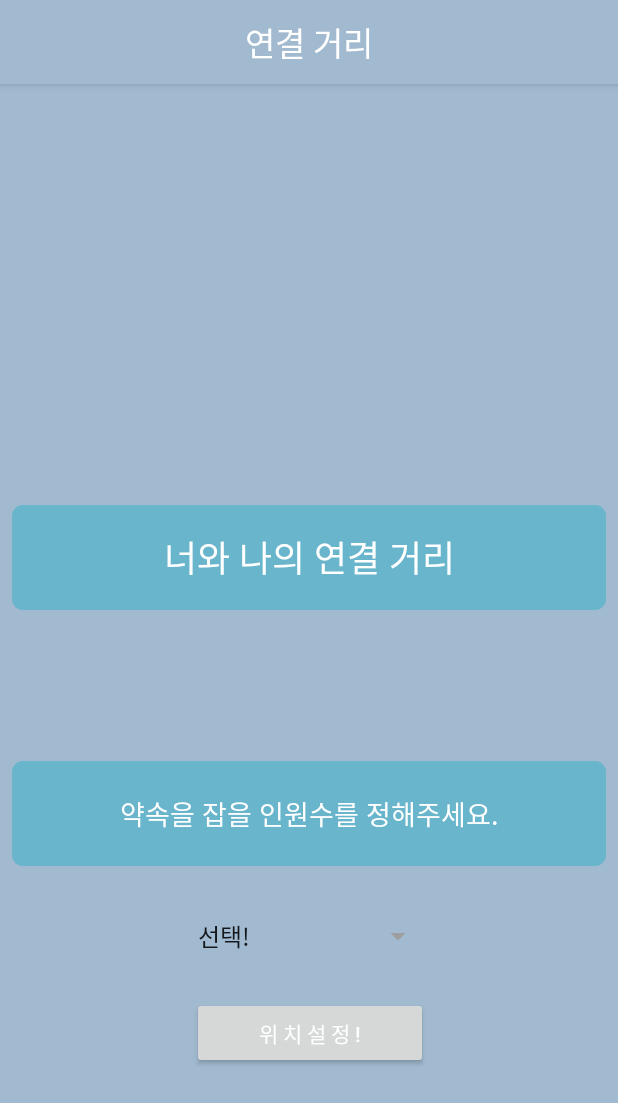
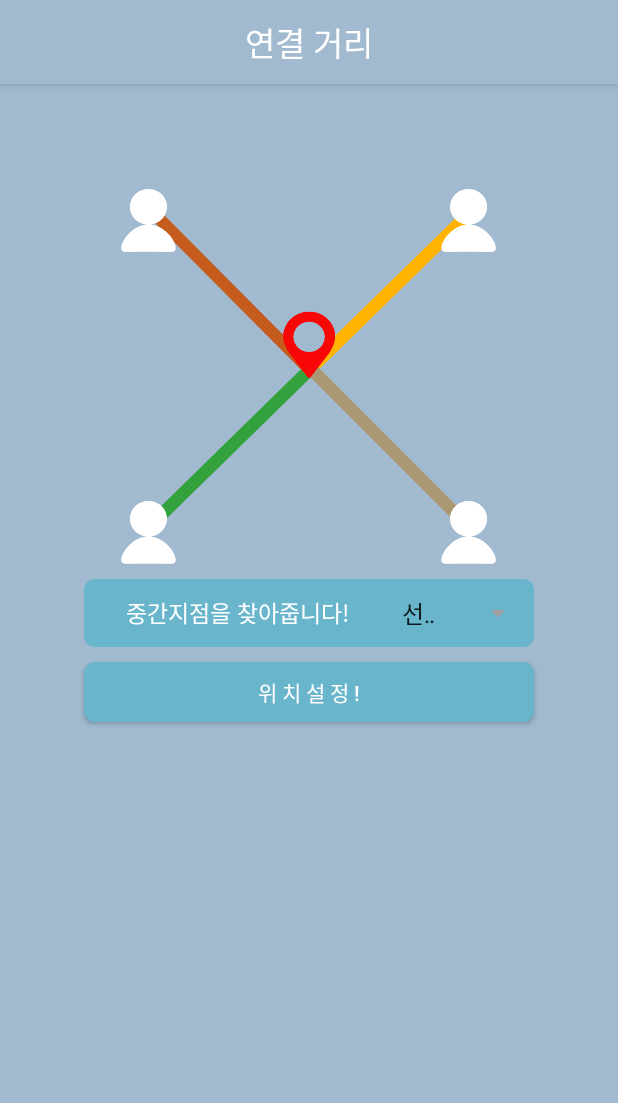
Before and after one commit to ehaken95/Center_Android, an Android app: the screen it shows after launch (MainActivity), on a phone screen of 412 x 824 dp. Shown: the top 1103 px of the screen. Run offline under Robolectric (Android 15) with nearby library versions, the phone set to English and light mode, and no system bars.

Commit message:
-[삭제,수정,추가]
-불필요 코드삭제
-activity_main 레이아웃 변경
-main 이미지 추가

```diff
--- a/app/src/main/AndroidManifest.xml
+++ b/app/src/main/AndroidManifest.xml
@@ -13,7 +13,8 @@
         android:label="@string/app_name"
         android:roundIcon="@mipmap/ic_launcher_round"
         android:supportsRtl="true"
-        android:theme="@style/AppTheme">
+        android:theme="@style/AppTheme"
+        android:largeHeap="true">
 
         <!-- 스플래시 액티비티 -->
         <activity
--- a/app/src/main/java/org/androidtown/centerpoint/C.java
+++ b/app/src/main/java/org/androidtown/centerpoint/C.java
@@ -80,6 +80,10 @@ public class C extends Application{
         super.onCreate();
     }
     @Override
+    public void onTerminate(){
+        super.onTerminate();
+    }
+    @Override
     public void onConfigurationChanged(Configuration newConfig){
         super.onConfigurationChanged(newConfig);
     }
--- a/app/src/main/res/layout/activity_main.xml
+++ b/app/src/main/res/layout/activity_main.xml
@@ -1,83 +1,57 @@
 <?xml version="1.0" encoding="utf-8"?>
-<android.support.constraint.ConstraintLayout xmlns:android="http://schemas.android.com/apk/res/android"
+<RelativeLayout xmlns:android="http://schemas.android.com/apk/res/android"
     xmlns:app="http://schemas.android.com/apk/res-auto"
-    xmlns:tools="http://schemas.android.com/tools"
     android:layout_width="match_parent"
-    android:layout_height="match_parent"
-    tools:context="org.androidtown.centerpoint.MainActivity">
+android:layout_height="match_parent">
+
+    <ImageView
+        android:id="@+id/firstImageView"
+        android:layout_width="250dp"
+        android:layout_height="250dp"
+        app:srcCompat="@drawable/img_firstpage"
+        android:layout_centerHorizontal="true"
+        android:layout_marginTop="70dp"/>
+    <LinearLayout
+        android:id="@+id/firstpline"
+        android:layout_width="300dp"
+        android:layout_height="45dp"
+        android:layout_marginTop="10dp"
+        android:layout_below="@id/firstImageView"
+        android:layout_centerInParent="true"
+        android:background="@drawable/textview_round"
+        android:orientation="horizontal"
+        android:visibility="visible">
 
         <TextView
             android:id="@+id/textView"
-        android:layout_width="0dp"
-        android:layout_height="70dp"
-        android:layout_marginBottom="8dp"
-        android:layout_marginEnd="8dp"
-        android:layout_marginLeft="8dp"
-        android:layout_marginRight="8dp"
-        android:layout_marginStart="8dp"
-        android:layout_marginTop="8dp"
-        android:background="@drawable/textview_round"
-        android:gravity="center"
-        android:text="@string/main_appname"
-        android:textColor="#FFFFFF"
-        android:textSize="24sp"
-        app:layout_constraintBottom_toTopOf="@+id/textView1"
-        app:layout_constraintHorizontal_bias="0.0"
-        app:layout_constraintLeft_toLeftOf="parent"
-        app:layout_constraintRight_toRightOf="parent"
-        app:layout_constraintTop_toTopOf="parent"
-        app:layout_constraintVertical_bias="0.747" />
-
-    <TextView
-        android:id="@+id/textView1"
-        android:layout_width="0dp"
-        android:layout_height="70dp"
-        android:layout_marginBottom="26dp"
-        android:layout_marginEnd="8dp"
-        android:layout_marginLeft="8dp"
-        android:layout_marginRight="8dp"
-        android:layout_marginStart="8dp"
-        android:background="@drawable/textview_round"
-        android:gravity="center"
+            android:layout_width="wrap_content"
+            android:layout_height="match_parent"
+            android:layout_weight="1"
+            android:gravity="center_vertical|center_horizontal"
             android:text="@string/main_select_person"
             android:textColor="#FFFFFF"
-        android:textSize="18sp"
-        app:layout_constraintBottom_toTopOf="@+id/spinner"
-        app:layout_constraintHorizontal_bias="1.0"
-        app:layout_constraintLeft_toLeftOf="parent"
-        app:layout_constraintRight_toRightOf="parent" />
+            android:textSize="15sp" />
         <!-- spinnermode가 스피너를 팝업으로 구현한 것. -->
         <Spinner
             android:id="@+id/spinner"
-        android:layout_width="165dp"
-        android:layout_height="42dp"
-        android:layout_marginEnd="8dp"
-        android:layout_marginLeft="8dp"
-        android:layout_marginStart="8dp"
-        android:contextClickable="false"
+            android:layout_width="40dp"
+            android:layout_height="match_parent"
+            android:layout_gravity="center_vertical|center_horizontal"
+            android:layout_weight="1"
+            android:contextClickable="true"
             android:dropDownHeight="30dp"
-        android:spinnerMode="dialog"
+            android:spinnerMode="dialog" />
 
-        app:layout_constraintLeft_toLeftOf="parent"
-        android:layout_marginRight="8dp"
-        app:layout_constraintRight_toRightOf="parent"
-        app:layout_constraintHorizontal_bias="0.502"
-        android:layout_marginBottom="19dp"
-        app:layout_constraintBottom_toTopOf="@+id/button" />
-
+    </LinearLayout>
     <Button
         android:id="@+id/button"
-        android:layout_width="157dp"
-        android:layout_height="48dp"
-        android:layout_marginBottom="111dp"
-        android:layout_marginLeft="8dp"
-        android:layout_marginRight="8dp"
+        android:layout_width="300dp"
+        android:layout_height="40dp"
+        android:layout_marginTop="10dp"
         android:onClick="onButtonClicked"
+        android:layout_centerHorizontal="true"
+        android:layout_below="@id/firstpline"
         android:text="@string/main_set_location"
         android:textColor="#FFFFFF"
-        app:layout_constraintBottom_toBottomOf="parent"
-        app:layout_constraintHorizontal_bias="0.502"
-        app:layout_constraintLeft_toLeftOf="parent"
-        app:layout_constraintRight_toRightOf="parent" />
-
-</android.support.constraint.ConstraintLayout>
+        android:background="@drawable/textview_round"/>
+</RelativeLayout>
--- a/app/src/main/res/values/strings.xml
+++ b/app/src/main/res/values/strings.xml
@@ -2,7 +2,7 @@
     <string name="app_name">너와 나의\n연결 거리</string>
     <string name="titlebar_name">연결 거리</string>
     <string name="main_appname">너와 나의 연결 거리</string>
-    <string name="main_select_person">약속을 잡을 인원수를 정해주세요.</string>
+    <string name="main_select_person">중간지점을 찾아줍니다!</string>
     <string name="main_set_location">위 치 설 정 !</string>
     <string name="mapview_set_other_location">출발지 설정</string>
     <string name="sc3_select_person">약속을 잡을 인원수를 정해주세요.</string>
```
Also changed, not shown: app/src/main/res/drawable/img_firstpage.png (added), app/src/main/res/raw/launcher_icon_vector.svg (deleted). Lines whose indentation alone changed are shown as unchanged.
